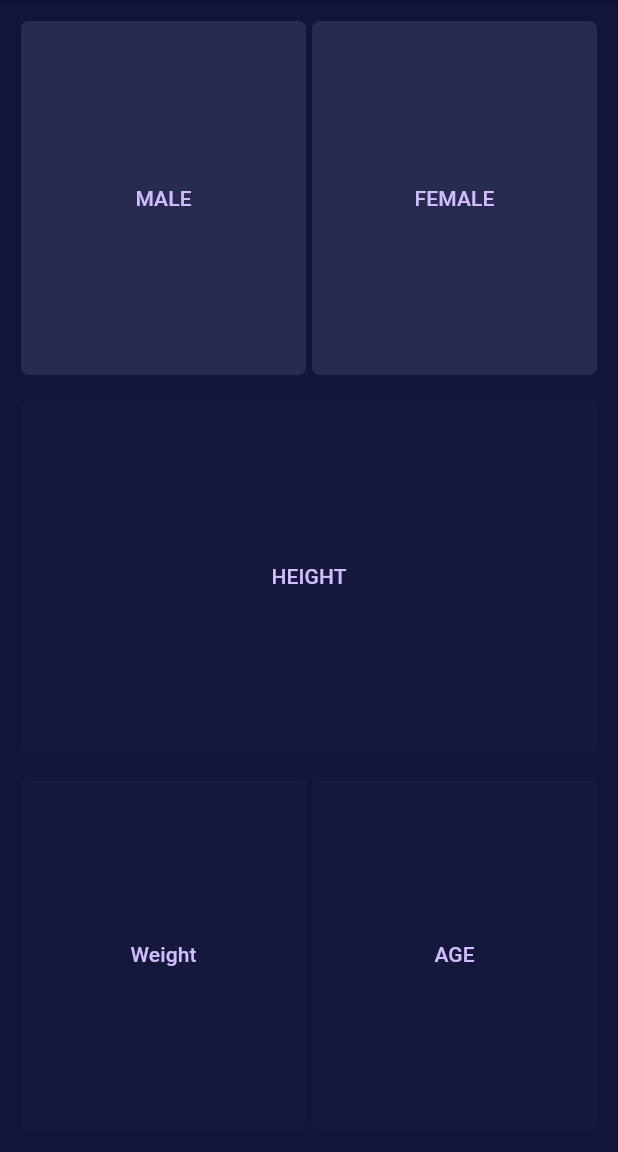
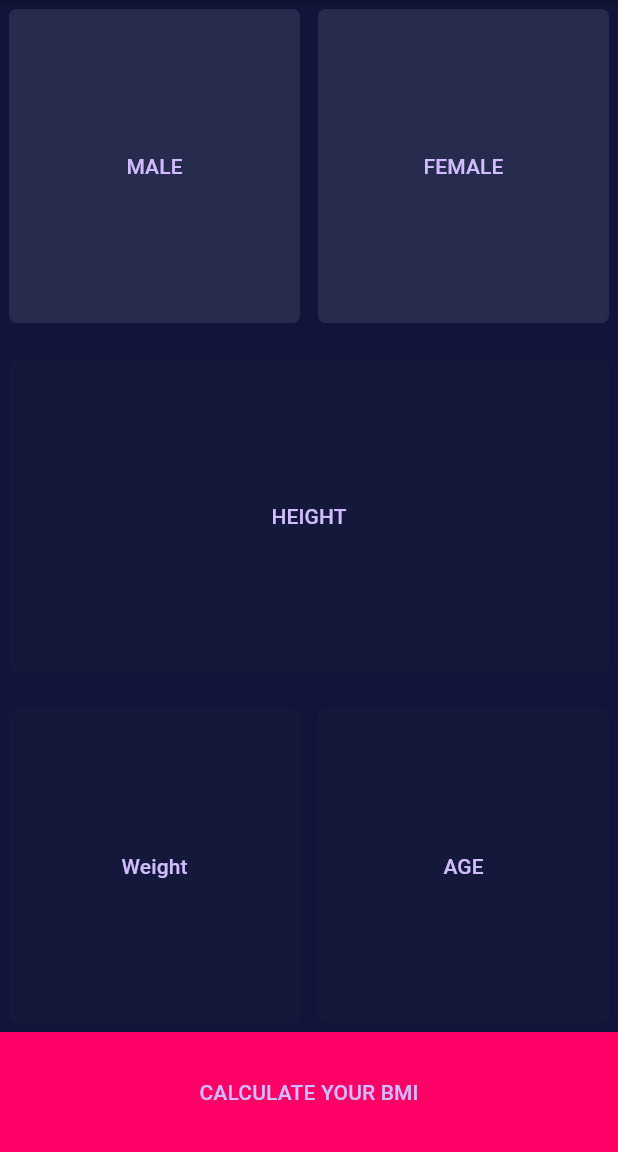
Before and after one commit to sydmasina/bmi-calculator-flutter, a Flutter app: the screen it shows after launch, on a phone screen of 412 x 824 dp, the part 84-1236 px from its top. Run offline on Flutter 3.47's test engine with Material 3 defaults, Android fonts, the phone set to English and light mode, and no system bars.

Commit message:
diff between final and const

```diff
--- a/lib/input_page.dart
+++ b/lib/input_page.dart
@@ -1,6 +1,10 @@
 import 'package:flutter/material.dart';
 import 'package:my_bmi_calc/types/input_page_types.dart';
-import 'enums/input_page_enums.dart';
+
+const bottomContainerHeight = 80.0;
+const Color secondaryCardColor = Color(0xFF272B4E);
+const Color primaryCardColor = Color(0xFF14193B);
+final genders = Genders();
 
 class InputPage extends StatefulWidget {
   @override
@@ -8,10 +12,6 @@ class InputPage extends StatefulWidget {
 }
 
 class _InputPageState extends State<InputPage> {
-  Color secondaryCardColor = Color(0xFF272B4E);
-  Color primaryCardColor = Color(0xFF14193B);
-  final genders = Genders();
-
   @override
   Widget build(BuildContext context) {
     return Scaffold(
@@ -23,9 +23,7 @@ class _InputPageState extends State<InputPage> {
         centerTitle: true,
         // backgroundColor: HexColor('#11173A'),
       ),
-      body: Padding(
-        padding: const EdgeInsets.all(12),
-        child: Column(
+      body: Column(
         children: [
           Expanded(
             child: Row(
@@ -84,8 +82,21 @@ class _InputPageState extends State<InputPage> {
               ],
             ),
           ),
+          Row(
+            children: [
+              Expanded(
+                child: Container(
+                  color: Color(0xffFF0067),
+                  height: bottomContainerHeight,
+                  child: TextButton(
+                    child: Text('CALCULATE YOUR BMI'),
+                    onPressed: () {},
+                  ),
+                ),
+              ),
             ],
           ),
+        ],
       ),
     );
   }
@@ -104,7 +115,7 @@ class ReusableCard extends StatelessWidget {
   @override
   Widget build(BuildContext context) {
     return Padding(
-      padding: const EdgeInsets.all(2),
+      padding: const EdgeInsets.all(6),
       child: TextButton(
         child: Text(
           cardTitle,
```
Lines whose indentation alone changed are shown as unchanged.
